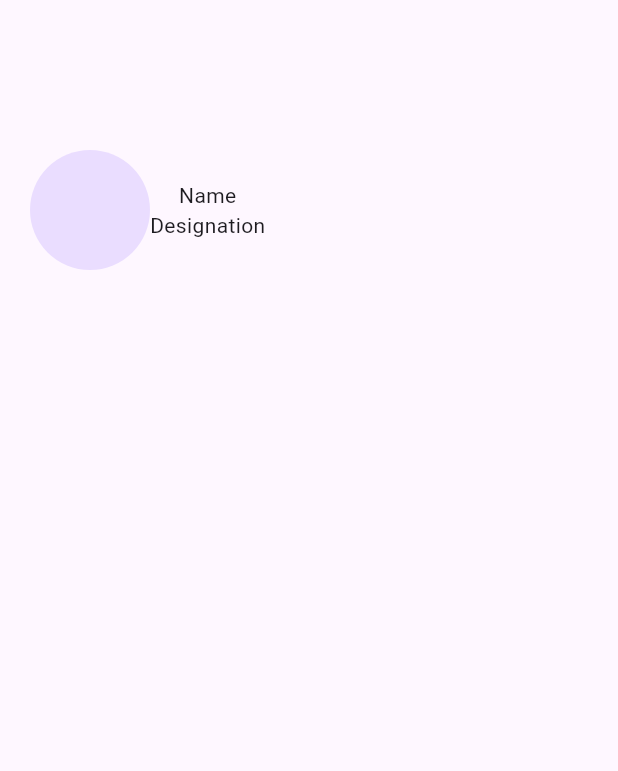
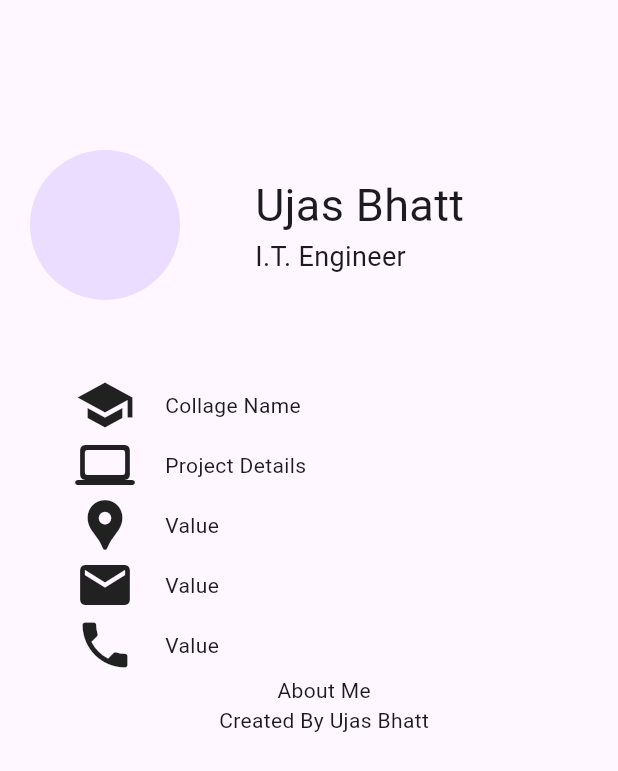
Before and after one commit to UjasBhatt10/Portfolio_App, a Flutter app: the screen it shows after launch, on a phone screen of 412 x 824 dp. Shown: the top 771 px of the screen. Run offline on Flutter 3.47's test engine with Material 3 defaults, Android fonts, the phone set to English and light mode, and no system bars.

Commit message:
portfolio#2

```diff
--- a/lib/main.dart
+++ b/lib/main.dart
@@ -19,16 +19,93 @@ class Home extends StatelessWidget {
             Row(
               children: <Widget>[
                 CircleAvatar(
-                  radius: 40,
+                  radius: 50,
                 ),
+                SizedBox(width: 50.0),
                 Column(
+                  crossAxisAlignment: CrossAxisAlignment.start,
                   children: <Widget>[
-                    Text("Name"),
-                    Text("Designation"),
+                    Text(
+                      "Ujas Bhatt",
+                      style: TextStyle(fontSize: 30),
+                    ),
+                    Text("I.T. Engineer", style: TextStyle(fontSize: 18)),
                   ],
                 )
               ],
-            )
+            ),
+            SizedBox(
+              height: 50,
+            ),
+            Padding(
+              padding: const EdgeInsets.only(left: 30.0),
+              child: Column(
+                children: <Widget>[
+                  Row(
+                    children: <Widget>[
+                      Icon(
+                        Icons.school,
+                        size: 40.0,
+                      ),
+                      SizedBox(
+                        width: 20.0,
+                      ),
+                      Text("Collage Name"),
+                    ],
+                  ),
+                  Row(
+                    children: <Widget>[
+                      Icon(
+                        Icons.computer_rounded,
+                        size: 40.0,
+                      ),
+                      SizedBox(
+                        width: 20.0,
+                      ),
+                      Text("Project Details"),
+                    ],
+                  ),
+                  Row(
+                    children: <Widget>[
+                      Icon(
+                        Icons.location_pin,
+                        size: 40.0,
+                      ),
+                      SizedBox(
+                        width: 20.0,
+                      ),
+                      Text("Value"),
+                    ],
+                  ),
+                  Row(
+                    children: <Widget>[
+                      Icon(
+                        Icons.mail,
+                        size: 40.0,
+                      ),
+                      SizedBox(
+                        width: 20.0,
+                      ),
+                      Text("Value"),
+                    ],
+                  ),
+                  Row(
+                    children: <Widget>[
+                      Icon(
+                        Icons.phone,
+                        size: 40.0,
+                      ),
+                      SizedBox(
+                        width: 20.0,
+                      ),
+                      Text("Value"),
+                    ],
+                  ),
+                ],
+              ),
+            ),
+            Text("About Me"),
+            Text("Created By Ujas Bhatt"),
           ],
         ),
       ),
```
Also changed, not shown: 1 other file.
